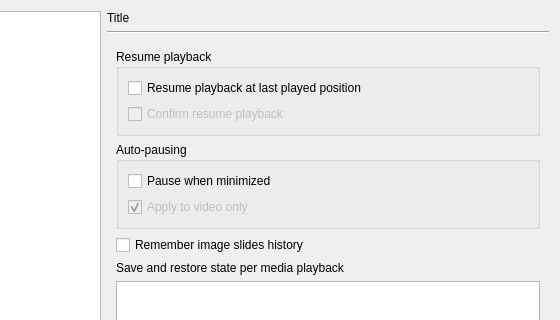
Above: src/bomi/ui/prefdialog.ui from bylee20/bomi before the change; both pictures show x 110 to 670 and y 0 to 320 of the 670 by 504 pixel window. Below: the same form after it.
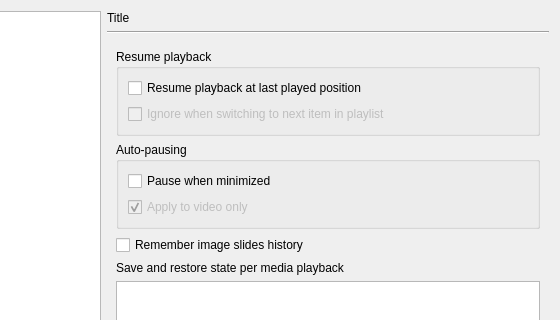
That is the form after the change. The open tabs and pages were chosen to show the change. Icons and pictures are not drawn. Custom widgets are drawn as their Qt base class.

Commit message: * New: option to ignore playback resume switching item in playlist (#201)

What changed in the file:
```diff
--- a/src/bomi/ui/prefdialog.ui
+++ b/src/bomi/ui/prefdialog.ui
@@ -398,7 +398,7 @@
                <bool>false</bool>
               </property>
               <property name="text">
-               <string>Confirm resume playback</string>
+               <string>Ignore when switching to next item in playlist</string>
               </property>
              </widget>
             </item>
```
Left out of the diff: 6 changed lines with no effect on the pictures. The commit also changes 7 other files.
